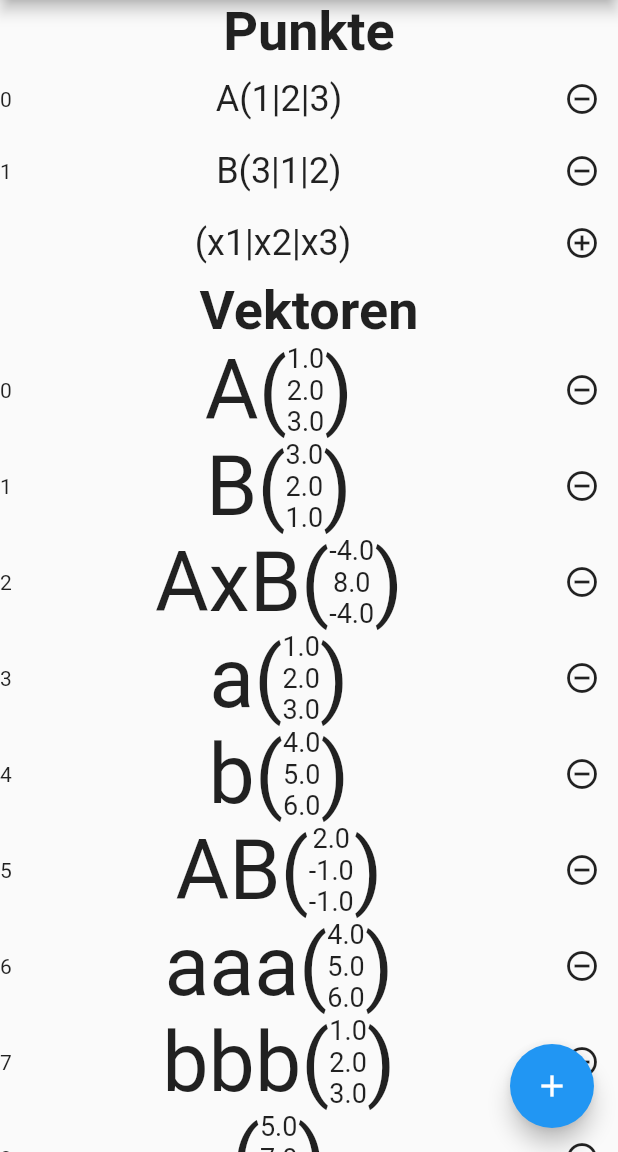
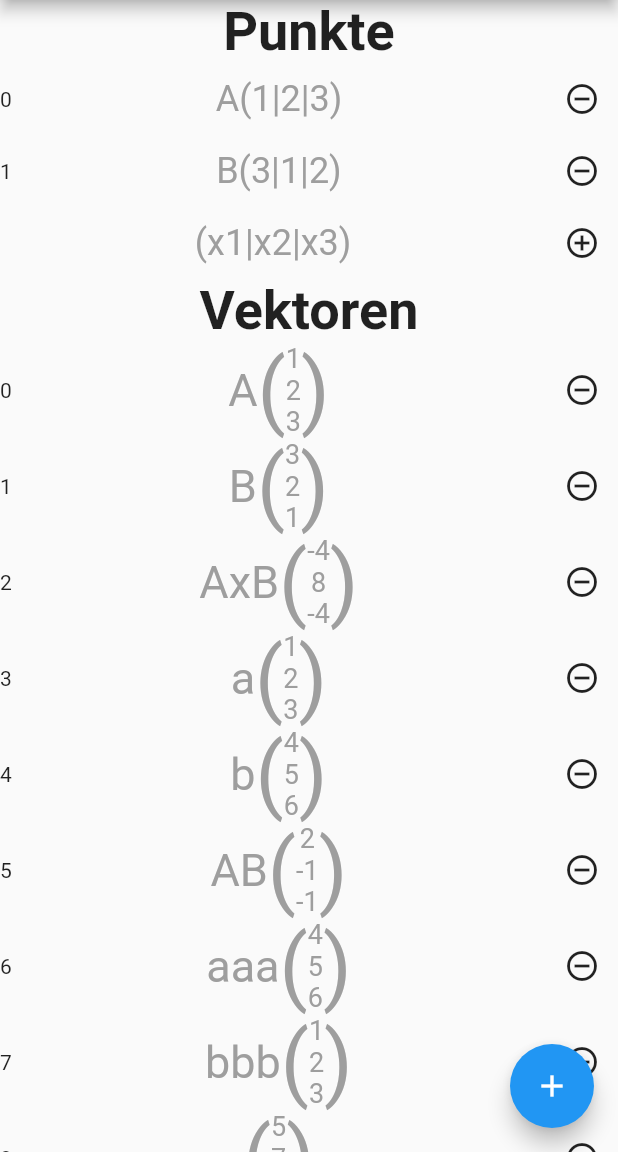
Before and after one commit to ts12345/helferlein, a Flutter app: the screen it shows after launch, on a phone screen of 412 x 824 dp, the part 84-1236 px from its top. Run offline on Flutter 3.47's test engine with Material 2 defaults, Android fonts, the phone set to English and light mode, and no system bars.

Commit message:
#01 Aenderung der Darstellung von Punkten, Vektoren und Ebenen

```diff
--- a/lib/ui/PlaneEmtpyWidget.dart
+++ b/lib/ui/PlaneEmtpyWidget.dart
@@ -9,6 +9,7 @@ class PlaneEmptyWidget extends StatelessWidget {
       style: TextStyle(
         fontFamily: "Roboto",
         fontSize: 24.0,
+        color: Colors.grey,
       ),
     );
   }
--- a/lib/ui/PlaneWidget.dart
+++ b/lib/ui/PlaneWidget.dart
@@ -1,5 +1,4 @@
 import 'package:flutter/material.dart';
-
 import 'package:helferlein/model/Plane.dart';
 
 class PlaneWidget extends StatelessWidget {
@@ -15,6 +14,7 @@ class PlaneWidget extends StatelessWidget {
       style: TextStyle(
         fontFamily: "Roboto",
         fontSize: 24.0,
+        color: Colors.grey,
       ),
     );
   }
--- a/lib/ui/PointEmtpyWidget.dart
+++ b/lib/ui/PointEmtpyWidget.dart
@@ -1,15 +1,16 @@
 import 'package:flutter/material.dart';
 
-
-
 class PointEmptyWidget extends StatelessWidget {
-
   @override
   Widget build(BuildContext context) {
     return Text(
-        "(x1|x2|x3)",
-        textAlign: TextAlign.center,
-        style: TextStyle(fontFamily: "Roboto", fontSize: 24.0, ),
-        );
+      "(x1|x2|x3)",
+      textAlign: TextAlign.center,
+      style: TextStyle(
+        fontFamily: "Roboto",
+        fontSize: 24.0,
+        color: Colors.grey,
+      ),
+    );
   }
 }
--- a/lib/ui/PointWidget.dart
+++ b/lib/ui/PointWidget.dart
@@ -1,6 +1,4 @@
 import 'package:flutter/material.dart';
-
-
 import 'package:helferlein/model/Point.dart';
 
 class PointWidget extends StatelessWidget {
@@ -11,9 +9,13 @@ class PointWidget extends StatelessWidget {
   @override
   Widget build(BuildContext context) {
     return Text(
-        point.getString(),
-        textAlign: TextAlign.center,
-        style: TextStyle(fontFamily: "Roboto", fontSize: 24.0, ),
-        );
+      point.getString(),
+      textAlign: TextAlign.center,
+      style: TextStyle(
+        fontFamily: "Roboto",
+        fontSize: 24.0,
+        color: Colors.grey,
+      ),
+    );
   }
 }
--- a/lib/ui/VectorEmptyWidget.dart
+++ b/lib/ui/VectorEmptyWidget.dart
@@ -9,6 +9,7 @@ class VectorEmptyWidget extends StatelessWidget {
       style: TextStyle(
         fontFamily: "Roboto",
         fontSize: 24.0,
+        color: Colors.grey,
       ),
     );
   }
--- a/lib/ui/VectorWidget.dart
+++ b/lib/ui/VectorWidget.dart
@@ -9,57 +9,37 @@ class VectorWidget extends StatelessWidget {
   @override
   Widget build(BuildContext context) {
     return Container(
-        child: Row(children: [
-      Text(
-        vector.name,
-        textAlign: TextAlign.center,
-        style: TextStyle(
-          fontFamily: "Roboto",
-          fontSize: 55.0,
-        ),
-      ),
-      Text(
-        "(",
-        textAlign: TextAlign.center,
-        style: TextStyle(
-          fontFamily: "Roboto",
-          fontSize: 55.0,
-        ),
-      ),
-      Column(children: [
-        Text(
-          vector.x.toString(),
-          textAlign: TextAlign.center,
-          style: TextStyle(
-            fontFamily: "Roboto",
-            fontSize: 18.0,
-          ),
-        ),
-        Text(
-          vector.y.toString(),
-          textAlign: TextAlign.center,
-          style: TextStyle(
-            fontFamily: "Roboto",
-            fontSize: 18.0,
-          ),
-        ),
-        Text(
-          vector.z.toString(),
-          textAlign: TextAlign.center,
-          style: TextStyle(
-            fontFamily: "Roboto",
-            fontSize: 18.0,
-          ),
-        )
-      ]),
-      Text(
-        ")",
-        textAlign: TextAlign.center,
-        style: TextStyle(
-          fontFamily: "Roboto",
-          fontSize: 55.0,
-        ),
-      ),
-    ]));
+      child: Row(children: [
+
+        getVectorText(30.0,vector.name),
+        getVectorText(55.0,"("),
+
+        Column(children: [
+          getVectorText(18.0,value(vector.x)),
+          getVectorText(18.0,value(vector.y)),
+          getVectorText(18.0,value(vector.z)),
+        ]),
+
+        getVectorText(55.0,")"),
+      ])
+    );
   }
 }
+
+Text getVectorText (double size, String text){
+  return Text(
+    text,
+    textAlign: TextAlign.center,
+    style: TextStyle(
+      fontFamily: "Roboto",
+      fontSize: size,
+      color: Colors.grey,
+    ),
+  );
+}
+
+String value (double value){
+  int a = value.toInt();
+  if(value/a.toDouble() == 1) return a.toString();
+  else return value.toString();
+}
```
